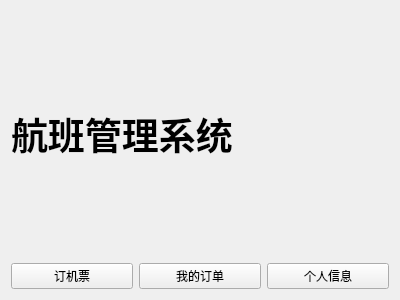
The window that FlightTicketClient/pages/HomePage/HomePage.ui (n-ss1m-1/FlightTicketSystem) describes before a commit, drawn with Qt 5.
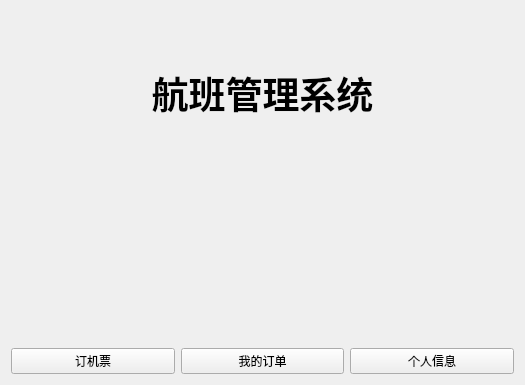
The same window after the commit. Icons and pictures are not drawn.

```diff
--- a/FlightTicketClient/pages/HomePage/HomePage.ui
+++ b/FlightTicketClient/pages/HomePage/HomePage.ui
@@ -6,8 +6,8 @@
    <rect>
     <x>0</x>
     <y>0</y>
-    <width>400</width>
-    <height>300</height>
+    <width>525</width>
+    <height>385</height>
    </rect>
   </property>
   <property name="windowTitle">
@@ -24,6 +24,22 @@
      </property>
      <property name="text">
       <string>航班管理系统</string>
+     </property>
+     <property name="alignment">
+      <set>Qt::AlignmentFlag::AlignCenter</set>
+     </property>
+    </widget>
+   </item>
+   <item>
+    <widget class="QLabel" name="label_2">
+     <property name="text">
+      <string/>
+     </property>
+     <property name="pixmap">
+      <pixmap resource="../../resources.qrc">:/images/homepageimage.PNG</pixmap>
+     </property>
+     <property name="alignment">
+      <set>Qt::AlignmentFlag::AlignCenter</set>
      </property>
     </widget>
    </item>
```
